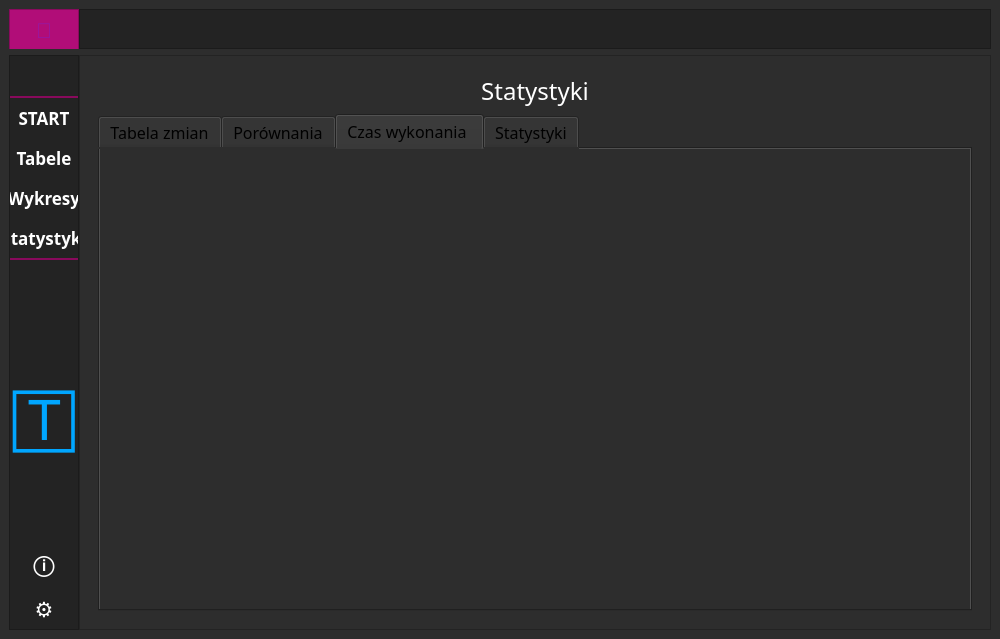
Qt form Projekt/app.ui (Julnowak/Vineyard-Model) before a commit.
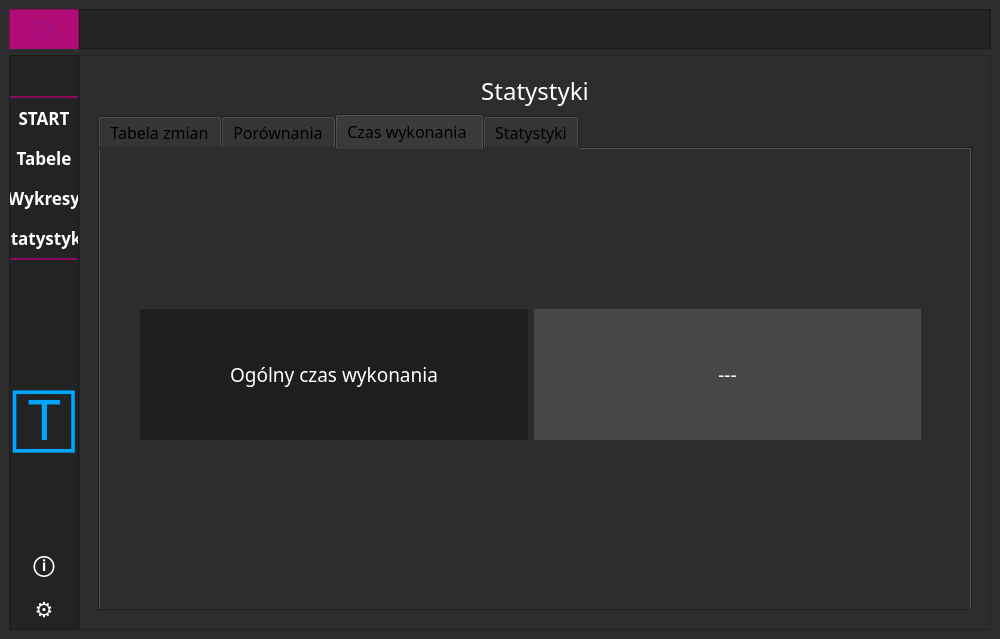
The same form after that commit. The open tabs and pages were chosen to show the change. Icons and pictures are not drawn. Custom widgets are drawn as their Qt base class.

```diff
--- a/Projekt/app.ui
+++ b/Projekt/app.ui
@@ -7112,6 +7112,61 @@
                  <attribute name="title">
                   <string>Czas wykonania </string>
                  </attribute>
+                 <widget class="QWidget" name="gridLayoutWidget_7">
+                  <property name="geometry">
+                   <rect>
+                    <x>40</x>
+                    <y>160</y>
+                    <width>781</width>
+                    <height>131</height>
+                   </rect>
+                  </property>
+                  <layout class="QGridLayout" name="gridLayout_35">
+                   <item row="0" column="0">
+                    <widget class="QLabel" name="label_75">
+                     <property name="font">
+                      <font>
+                       <family>Tw Cen MT Condensed</family>
+                       <pointsize>14</pointsize>
+                      </font>
+                     </property>
+                     <property name="styleSheet">
+                      <string notr="true">color: rgb(255, 255, 255);
+background-color: rgb(30, 30, 30);</string>
+                     </property>
+                     <property name="text">
+                      <string>Ogólny czas wykonania</string>
+                     </property>
+                     <property name="alignment">
+                      <set>Qt::AlignCenter</set>
+                     </property>
+                     <property name="wordWrap">
+                      <bool>true</bool>
+                     </property>
+                    </widget>
+                   </item>
+                   <item row="0" column="1">
+                    <widget class="QLabel" name="stat_33">
+                     <property name="font">
+                      <font>
+                       <family>Tw Cen MT Condensed</family>
+                       <pointsize>14</pointsize>
+                      </font>
+                     </property>
+                     <property name="styleSheet">
+                      <string notr="true">color: rgb(255, 255, 255);
+background-color: rgb(71, 71, 71);</string>
+                     </property>
+                     <property name="text">
+                      <string>---</string>
+                     </property>
+                     <property name="alignment">
+                      <set>Qt::AlignCenter</set>
+                     </property>
+                    </widget>
+                   </item>
+                  </layout>
+                 </widget>
                 </widget>
                 <widget class="QWidget" name="tab_5">
                  <attribute name="title">
```
Left out of the diff: 6 changed lines with no effect on the pictures.
